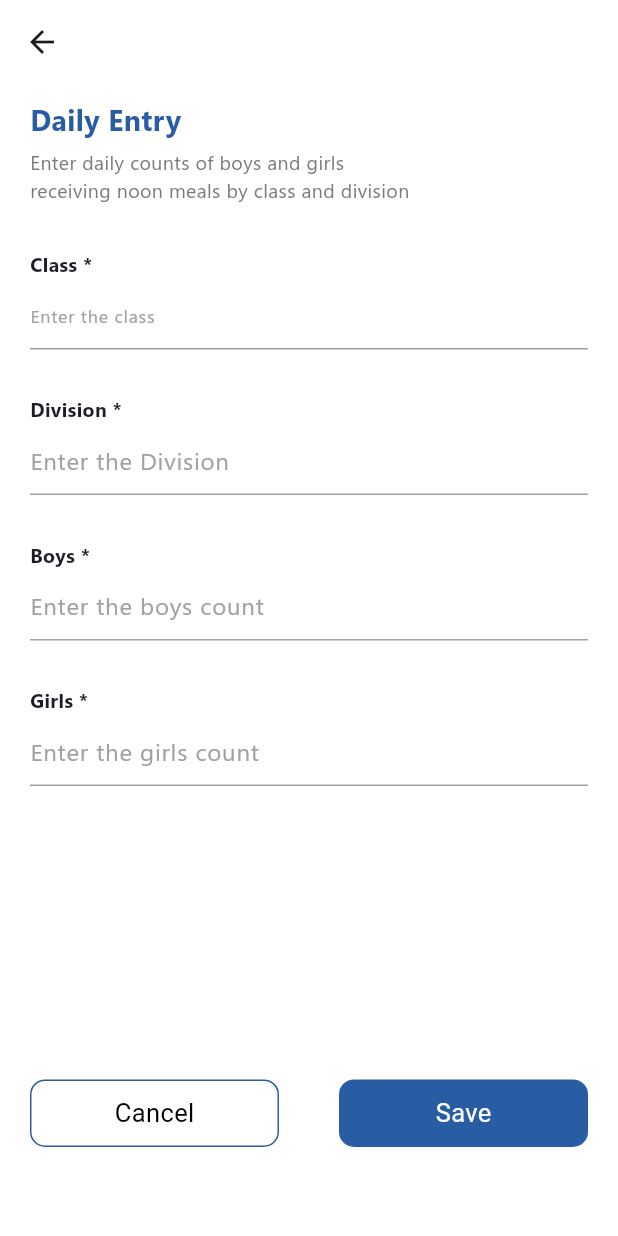
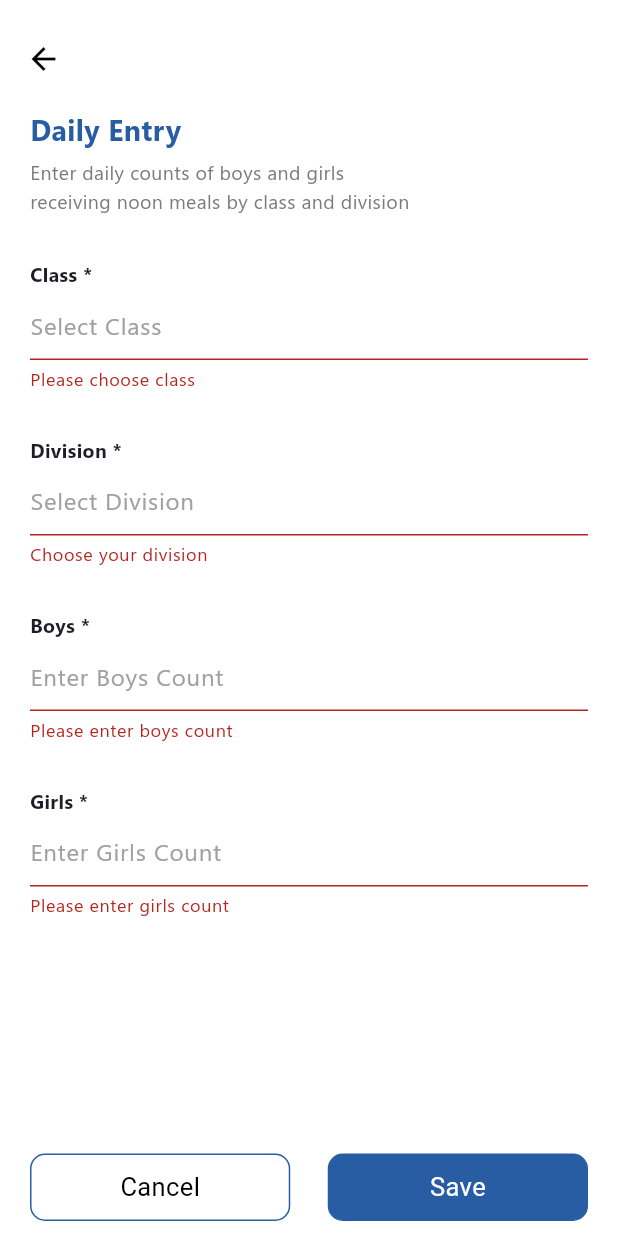
Before and after one commit to habeebrahman021/chss_noon_meal, a Flutter app: the StudentEntry screen opened by its route, after a tap on "Save", on a phone screen of 412 x 824 dp. Run offline on Flutter 3.47's test engine with Material 3 defaults, Android fonts, the light colour scheme and no system bars; our stand-ins replace cloud_firestore, either_dart, equatable, firebase_core, flutter_bloc, fluttertoast and 5 more; accounts and stored records are empty; Roboto replaces fonts that are missing (UbuntuMedium).

Commit message:
merge issue fix

```diff
--- a/lib/presentation/home/screen/home_screen.dart
+++ b/lib/presentation/home/screen/home_screen.dart
@@ -196,10 +196,11 @@ class HomeScreen extends StatelessWidget {
                                 'images/report-card.png',
                                 width: 70,
                                 height: 70,
-                                 color:AppColors.white,
+                                 color:AppColors.black,
                               ),
                               Gap(10),
-                              Column(
+                              Expanded(
+                                child: Column(
                                   crossAxisAlignment: CrossAxisAlignment.start,
                                   children: [
                                     Text(
@@ -208,7 +209,7 @@ class HomeScreen extends StatelessWidget {
                                         fontSize: 16,
                                         fontFamily: 'UbuntuMedium',
                                         fontWeight: FontWeight.bold,
-                                      color: AppColors.white,
+                                        color: AppColors.black,
                                       ),
                                     ),
                                     Gap(3),
@@ -216,14 +217,15 @@ class HomeScreen extends StatelessWidget {
                                       'Detailed reports on students lunch \nChoices and numbers',
                                       style: TextStyle(
                                         fontSize: 13,
-                                      color: AppColors.white,
+                                        color: AppColors.black,
                                       ),
                                       textAlign: TextAlign.start,
                                     ),
                                   ],
                                 ),
-                              Gap(10),
-                              Icon(Icons.arrow_forward,color: AppColors.white,),
+                              ),
+                              Gap(5),
+                              Icon(Icons.arrow_forward,color: AppColors.black,),
                             ],
                           ),
                         ),
@@ -297,7 +299,7 @@ class HomeScreen extends StatelessWidget {
 
               onPressed: () {
                 // Action to perform when the button is pressed
-                GoRouter.of(context).pushReplacementNamed(StudentEntry.route);
+                GoRouter.of(context).pushNamed(StudentEntry.route);
                 print('FAB pressed');
               },
               child: Icon(Icons.add,color: AppColors.white,),
--- a/lib/presentation/student_entry/bloc/daily_entry_bloc.dart
+++ b/lib/presentation/student_entry/bloc/daily_entry_bloc.dart
@@ -24,7 +24,6 @@ class DailyEntryBloc extends Bloc<DailyEntryEvent, DailyEntryState> {
   ) async {
     final result = await getClassListUseCase(NoParams());
     if (result.isRight) {
-      print(result.right);
       emit(state.copyWith(classList: result.right));
     }
   }
--- a/lib/presentation/student_entry/screen/student_entry.dart
+++ b/lib/presentation/student_entry/screen/student_entry.dart
@@ -21,36 +21,42 @@ class StudentEntry extends StatelessWidget {
     "Class 9",
     "Class 10"
   ];
-
+  final _formKey = GlobalKey<FormState>();
   @override
   Widget build(BuildContext context) {
     return BlocProvider(
       create: (context) => injector<DailyEntryBloc>(),
       child: Scaffold(
         backgroundColor: AppColors.white,
-        appBar: AppBar(
+       /* appBar: AppBar(
           backgroundColor: AppColors.white,
           title: const Text(
-            'Add Count',
+            '',
             style: TextStyle(color: AppColors.white),
           ),
           leading: IconButton(
             icon: const Icon(Icons.arrow_back),
-            onPressed: () => GoRouter.of(context).pushReplacementNamed(
-                HomeScreen.route), // Go back using GoRouter
+            onPressed: () => GoRouter.of(context).pop() // Go back using GoRouter
           ),
-        ),
+        ),*/
         body: BlocBuilder<DailyEntryBloc, DailyEntryState>(
           builder: (context, state) {
-            return SingleChildScrollView(
-              child: IntrinsicHeight(
-                child: ConstrainedBox(
-                  constraints: BoxConstraints(
-                    minHeight: MediaQuery.of(context).size.height * 0.86,
-                  ),
-                  child: Column(
-                    children: [
-                      Expanded(
+            return SafeArea(
+              child: Form(
+                key: _formKey,
+                child: Column(
+                  crossAxisAlignment: CrossAxisAlignment.start,
+                  children: [
+
+                    Padding(
+                      padding: const EdgeInsets.only(top:15.0,left: 5),
+                      child: IconButton(
+                          icon: const Icon(Icons.arrow_back,color: AppColors.black,),
+                          onPressed: () => GoRouter.of(context).pop() // Go back using GoRouter
+                      ),
+                    ),
+                    Expanded(
+                      child: SingleChildScrollView(
                         child: Column(
                           mainAxisAlignment: MainAxisAlignment.start,
                           crossAxisAlignment: CrossAxisAlignment.start,
@@ -97,11 +103,18 @@ class StudentEntry extends StatelessWidget {
                             Padding(
                               padding:
                                   const EdgeInsets.symmetric(horizontal: 20),
-                              child: TextField(
+                              child: TextFormField(
+                                readOnly: true,
+                                validator: (value) {
+                                  if (value == null || value.isEmpty) {
+                                    return 'Please choose class';
+                                  }
+                                  return null;
+                                },
                                 decoration: InputDecoration(
-                                  hintText: 'Enter the class',
+                                  hintText: 'Select Class',
                                   hintStyle: TextStyle(
-                                      color: AppColors.textColor, fontSize: 12),
+                                      color: AppColors.textColor,),
                                   border: UnderlineInputBorder(
                                     borderSide: BorderSide(
                                         color: AppColors
@@ -141,9 +154,16 @@ class StudentEntry extends StatelessWidget {
                             Padding(
                               padding:
                                   const EdgeInsets.symmetric(horizontal: 20),
-                              child: TextField(
+                              child: TextFormField(
+                                validator: (value) {
+                                  if (value == null || value.isEmpty) {
+                                    return 'Choose your division';
+                                  }
+                                  return null;
+                                },
+                                readOnly: true,
                                 decoration: InputDecoration(
-                                  hintText: 'Enter the Division',
+                                  hintText: 'Select Division',
                                   hintStyle:
                                       TextStyle(color: AppColors.textColor),
                                   border: UnderlineInputBorder(
@@ -182,9 +202,17 @@ class StudentEntry extends StatelessWidget {
                             Padding(
                               padding:
                                   const EdgeInsets.symmetric(horizontal: 20),
-                              child: TextField(
+                              child: TextFormField(
+                                validator: (value) {
+                                  if (value == null || value.isEmpty) {
+                                    return 'Please enter boys count';
+                                  }
+                                  return null;
+                                },
+                                keyboardType: TextInputType.number,
+                                textInputAction: TextInputAction.next,
                                 decoration: InputDecoration(
-                                  hintText: 'Enter the boys count',
+                                  hintText: 'Enter Boys Count',
                                   hintStyle:
                                       TextStyle(color: AppColors.textColor),
                                   border: UnderlineInputBorder(
@@ -223,9 +251,17 @@ class StudentEntry extends StatelessWidget {
                             Padding(
                               padding:
                                   const EdgeInsets.symmetric(horizontal: 20),
-                              child: TextField(
+                              child: TextFormField(
+                                validator: (value) {
+                                  if (value == null || value.isEmpty) {
+                                    return 'Please enter girls count';
+                                  }
+                                  return null;
+                                },
+                                keyboardType: TextInputType.number,
+                                textInputAction: TextInputAction.done,
                                 decoration: InputDecoration(
-                                  hintText: 'Enter the girls count',
+                                  hintText: 'Enter Girls Count',
                                   hintStyle:
                                       TextStyle(color: AppColors.textColor),
                                   border: UnderlineInputBorder(
@@ -251,15 +287,15 @@ class StudentEntry extends StatelessWidget {
                           ],
                         ),
                       ),
-                      Row(
+                    ),
+                    Padding(
+                      padding: const EdgeInsets.symmetric(horizontal: 20, vertical: 10),
+                      child: Row(
                         children: [
                           Expanded(
-                            flex: 1,
                             child: GestureDetector(
                               onTap: () {},
                               child: Container(
-                                margin:
-                                    const EdgeInsets.symmetric(horizontal: 20),
                                 width: double.infinity,
                                 height: 45,
                                 decoration: BoxDecoration(
@@ -282,13 +318,21 @@ class StudentEntry extends StatelessWidget {
                               ),
                             ),
                           ),
+                          Gap(25),
                           Expanded(
-                            flex: 1,
+
                             child: GestureDetector(
-                              onTap: () {},
+                              onTap: () {
+                                if (_formKey.currentState!.validate()) {
+                                  // If the form is valid, display a snackbar. In the real world,
+                                  // you'd often call a server or save the information in a database.
+                                  ScaffoldMessenger.of(context).showSnackBar(
+                                    const SnackBar(content: Text('Processing Data')),
+                                  );
+                                }
+                              },
                               child: Container(
-                                margin:
-                                    const EdgeInsets.symmetric(horizontal: 20),
+
                                 width: double.infinity,
                                 height: 45,
                                 decoration: BoxDecoration(
@@ -314,8 +358,9 @@ class StudentEntry extends StatelessWidget {
                           ),
                         ],
                       ),
-                    ],
-                  ),
+                    ),
+
+                  ],
                 ),
               ),
             );
```
Lines whose indentation alone changed are shown as unchanged.
